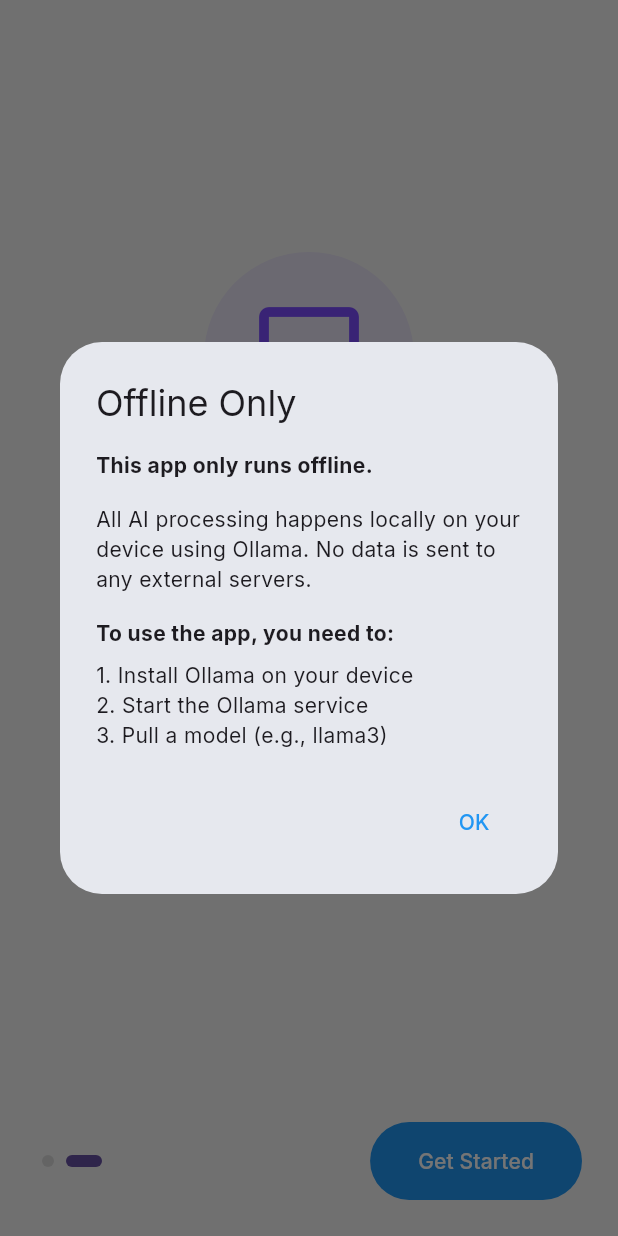
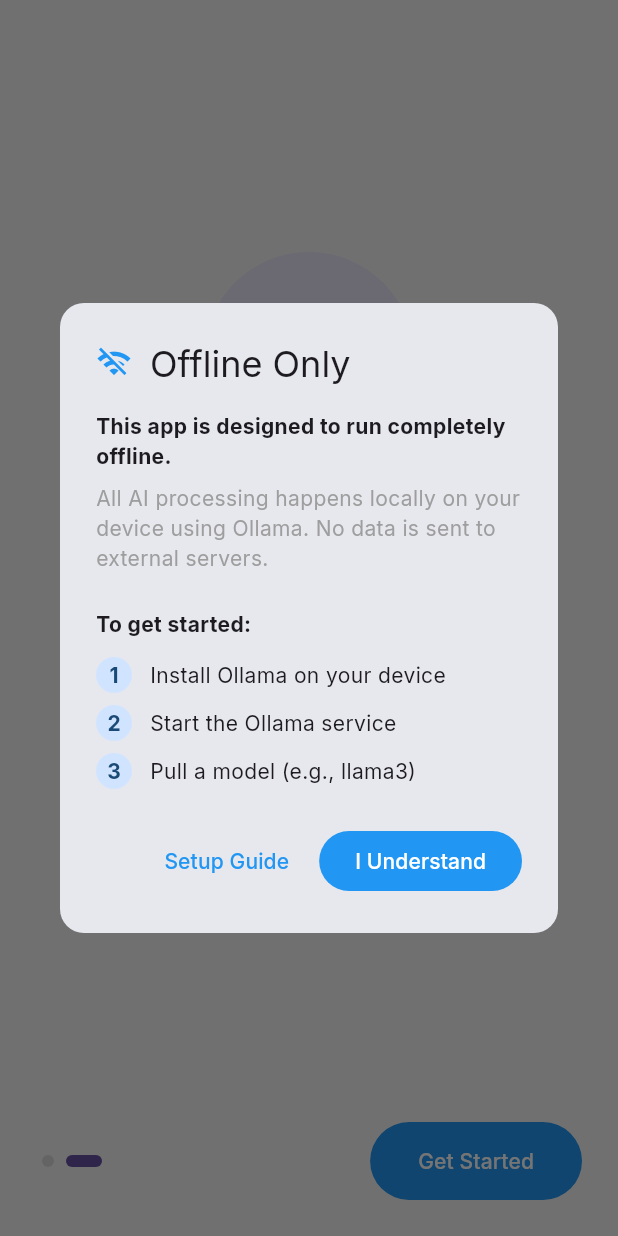
Before and after one commit to PocketLLM/pocketllm-lite, a Flutter app: the screen it shows after launch, after a tap on "Next", after a tap on "Get Started", on a phone screen of 412 x 824 dp. Run offline on Flutter 3.47's test engine with Material 3 defaults, Android fonts, the phone set to English and light mode, and no system bars; our stand-ins replace connectivity_plus, flutter_colorpicker, flutter_markdown, flutter_native_splash, flutter_riverpod, go_router and 7 more; accounts and stored records are empty.

Commit message:
feat(ux): improve onboarding offline notification
- Replace plain text steps with styled, numbered list items for better readability
- Add accessible semantic labels implicitly via text
- Replace 'OK' button with 'I Understand' (primary) and 'Setup Guide' (secondary)
- Implement navigation to Setup Guide from the dialog
- Ensure dialog returns a value to coordinate navigation in parent widget

```diff
--- a/lib/features/onboarding/onboarding_screen.dart
+++ b/lib/features/onboarding/onboarding_screen.dart
@@ -144,7 +144,7 @@ class _OnboardingScreenState extends ConsumerState<OnboardingScreen> {
 
     if (mounted) {
       // Show the offline notification popup
-      await showDialog(
+      final shouldGoToDocs = await showDialog<bool>(
         context: context,
         barrierDismissible: false, // User must tap button to dismiss
         builder: (BuildContext context) {
@@ -152,9 +152,15 @@ class _OnboardingScreenState extends ConsumerState<OnboardingScreen> {
         },
       );
 
-      // Navigate to chat screen after popup is dismissed
+      // Navigate based on user choice
       if (mounted) {
-        context.go('/chat');
+        if (shouldGoToDocs == true) {
+          // Navigate to docs
+          context.go('/settings/docs');
+        } else {
+          // Navigate to chat screen
+          context.go('/chat');
+        }
       }
     }
   }
--- a/lib/features/onboarding/widgets/offline_notification_popup.dart
+++ b/lib/features/onboarding/widgets/offline_notification_popup.dart
@@ -6,37 +6,83 @@ class OfflineNotificationPopup extends StatelessWidget {
   @override
   Widget build(BuildContext context) {
     return AlertDialog(
-      title: const Text('Offline Only'),
-      content: const SingleChildScrollView(
-        child: ListBody(
-          children: <Widget>[
-            Text(
-              'This app only runs offline.',
+      title: const Row(
+        children: [
+          Icon(Icons.wifi_off, color: Colors.blue),
+          SizedBox(width: 12),
+          Text('Offline Only'),
+        ],
+      ),
+      content: SingleChildScrollView(
+        child: Column(
+          mainAxisSize: MainAxisSize.min,
+          crossAxisAlignment: CrossAxisAlignment.start,
+          children: [
+            const Text(
+              'This app is designed to run completely offline.',
               style: TextStyle(fontWeight: FontWeight.bold),
             ),
-            SizedBox(height: 16),
-            Text(
-              'All AI processing happens locally on your device using Ollama. '
-              'No data is sent to any external servers.',
+            const SizedBox(height: 8),
+            const Text(
+              'All AI processing happens locally on your device using Ollama. No data is sent to external servers.',
+              style: TextStyle(fontSize: 14, color: Colors.grey),
             ),
-            SizedBox(height: 16),
-            Text(
-              'To use the app, you need to:',
+            const SizedBox(height: 24),
+            const Text(
+              'To get started:',
               style: TextStyle(fontWeight: FontWeight.bold),
             ),
-            SizedBox(height: 8),
-            Text('1. Install Ollama on your device'),
-            Text('2. Start the Ollama service'),
-            Text('3. Pull a model (e.g., llama3)'),
+            const SizedBox(height: 12),
+            _buildStep(context, '1', 'Install Ollama on your device'),
+            const SizedBox(height: 8),
+            _buildStep(context, '2', 'Start the Ollama service'),
+            const SizedBox(height: 8),
+            _buildStep(context, '3', 'Pull a model (e.g., llama3)'),
           ],
         ),
       ),
       actions: <Widget>[
         TextButton(
-          child: const Text('OK'),
+          child: const Text('Setup Guide'),
           onPressed: () {
-            Navigator.of(context).pop();
+            // Return true to indicate we should go to docs
+            Navigator.of(context).pop(true);
           },
+        ),
+        FilledButton(
+          child: const Text('I Understand'),
+          onPressed: () {
+            // Return false (or just pop) to proceed to chat
+            Navigator.of(context).pop(false);
+          },
+        ),
+      ],
+      shape: RoundedRectangleBorder(borderRadius: BorderRadius.circular(16)),
+    );
+  }
+
+  Widget _buildStep(BuildContext context, String number, String text) {
+    return Row(
+      children: [
+        Container(
+          width: 24,
+          height: 24,
+          decoration: BoxDecoration(
+            color: Theme.of(context).colorScheme.primaryContainer,
+            shape: BoxShape.circle,
+          ),
+          alignment: Alignment.center,
+          child: Text(
+            number,
+            style: TextStyle(
+              fontWeight: FontWeight.bold,
+              color: Theme.of(context).colorScheme.onPrimaryContainer,
+            ),
+          ),
+        ),
+        const SizedBox(width: 12),
+        Expanded(
+          child: Text(text),
         ),
       ],
     );
```
